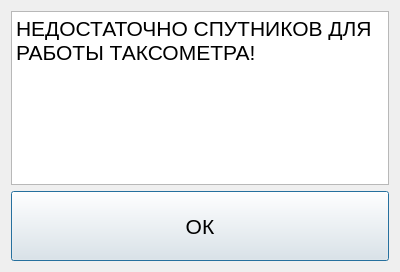
The window that iinfodialog.ui (koolkhel/wince-taximeter) describes before a commit, drawn with Qt 5.
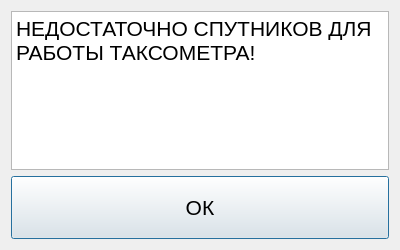
The same window after the commit. Icons and pictures are not drawn.

```diff
--- a/iinfodialog.ui
+++ b/iinfodialog.ui
@@ -10,7 +10,7 @@
     <x>0</x>
     <y>0</y>
     <width>400</width>
-    <height>272</height>
+    <height>250</height>
    </rect>
   </property>
   <property name="windowTitle">
```
